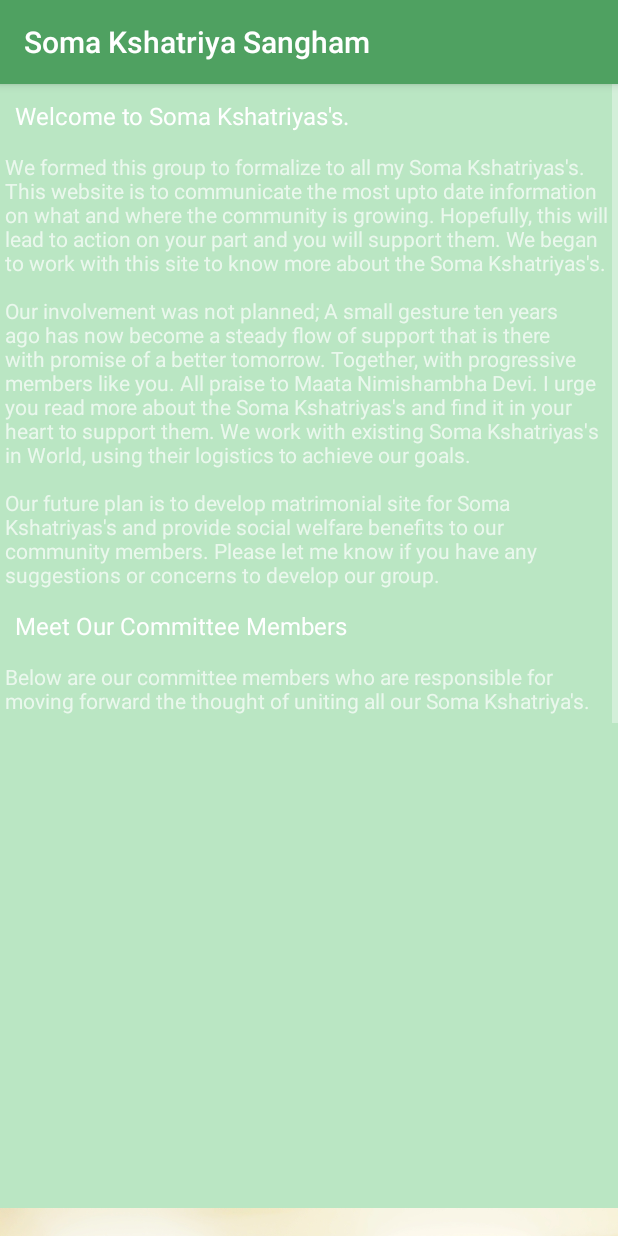
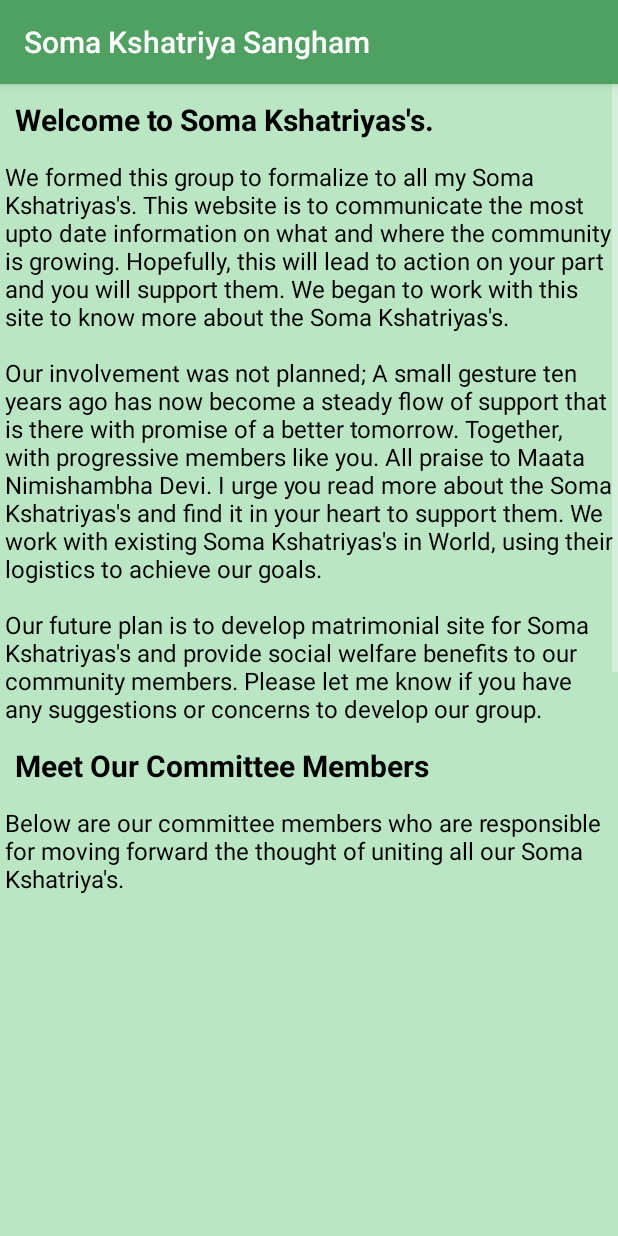
Before and after one commit to uma-samu/SomaKshatriyaSangam, an Android app: the AboutUsActivity screen opened directly, with no data from a screen before it, on a phone screen of 412 x 824 dp. Run offline under Robolectric (Android 15) with nearby library versions, the phone set to English and light mode, and no system bars.

Commit message:
Changed the font color

```diff
--- a/app/src/main/res/layout/activity_about_us.xml
+++ b/app/src/main/res/layout/activity_about_us.xml
@@ -19,7 +19,9 @@
                     android:paddingBottom="10dp"
                     android:paddingLeft="10dp"
                     android:paddingRight="10dp"
-                    android:textAppearance="@android:style/TextAppearance"
+                    android:textColor="@color/colorBlack"
+                    android:textSize="20sp"
+                    android:textStyle="bold"
                     android:text="Welcome to Soma Kshatriyas's."/>
             </TableRow>
             <TableRow>
@@ -28,6 +30,8 @@
                     android:layout_width="wrap_content"
                     android:layout_height="wrap_content"
                     android:padding="3dip"
+                    android:textColor="@color/colorBlack"
+                    android:textSize="16sp"
                     android:text="We formed this group to formalize to all my Soma Kshatriyas's. This website is to communicate the most upto date information on what and where the community is growing. Hopefully, this will lead to action on your part and you will support them. We began to work with this site to know more about the Soma Kshatriyas's.\n\nOur involvement was not planned; A small gesture ten years ago has now become a steady flow of support that is there with promise of a better tomorrow. Together, with progressive members like you. All praise to Maata Nimishambha Devi. I urge you read more about the Soma Kshatriyas's and find it in your heart to support them. We work with existing Soma Kshatriyas's in World, using their logistics to achieve our goals.\n\nOur future plan is to develop matrimonial site for Soma Kshatriyas's and provide social welfare benefits to our community members. Please let me know if you have any suggestions or concerns to develop our group." >
                 </TextView>
             </TableRow>
@@ -40,7 +44,9 @@
                     android:paddingBottom="10dp"
                     android:paddingLeft="10dp"
                     android:paddingRight="10dp"
-                    android:textAppearance="@android:style/TextAppearance"
+                    android:textColor="@color/colorBlack"
+                    android:textStyle="bold"
+                    android:textSize="20sp"
                     android:text="Meet Our Committee Members"/>
             </TableRow>
             <TableRow>
@@ -49,6 +55,8 @@
                     android:layout_width="wrap_content"
                     android:layout_height="wrap_content"
                     android:padding="3dip"
+                    android:textColor="@color/colorBlack"
+                    android:textSize="16sp"
                     android:text="Below are our committee members who are responsible for moving forward the thought of uniting all our Soma Kshatriya's." >
                 </TextView>
             </TableRow>
--- a/app/src/main/res/layout/activity_contact_us.xml
+++ b/app/src/main/res/layout/activity_contact_us.xml
@@ -19,7 +19,9 @@
                     android:paddingBottom="10dp"
                     android:paddingLeft="10dp"
                     android:paddingRight="10dp"
-                    android:textAppearance="@android:style/TextAppearance"
+                    android:textColor="@color/colorBlack"
+                    android:textSize="20sp"
+                    android:textStyle="bold"
                     android:text="Office Address"/>
             </TableRow>
             <TableRow>
--- a/app/src/main/res/layout/activity_home.xml
+++ b/app/src/main/res/layout/activity_home.xml
@@ -29,6 +29,8 @@
                     android:layout_width="wrap_content"
                     android:layout_height="wrap_content"
                     android:padding="3dip"
+                    android:textColor="@color/colorBlack"
+                    android:textSize="16sp"
                     android:text="Sri Soma Kshatriya Sangam group is to formalize all my Soma Kshatriya's. This group is to communicate the most upto date information on what and where the community is growing. Hopefully, this will lead to action on your part and you will support them.\n\nTo join this group, all you have to do is just send an email contactus@somakshatriyanakhas.org\n\nTo POST A MESSAGE to this forum by Email, send your contribution to: contactus@somakshatriyanakhas.org\n\nThanking you all.\n\n\n\nBest regards,\n\nOrganising Committee\n\n" >
                 </TextView>
             </TableRow>
--- a/app/src/main/res/layout/activity_listview.xml
+++ b/app/src/main/res/layout/activity_listview.xml
@@ -7,5 +7,6 @@
     android:layout_height="fill_parent"
     android:padding="10dip"
     android:textSize="16dip"
-    android:textStyle="bold" >
+    android:textStyle="bold"
+    android:textColor="@color/colorBlack">
 </TextView>
--- a/app/src/main/res/layout/activity_members.xml
+++ b/app/src/main/res/layout/activity_members.xml
@@ -13,7 +13,9 @@
         android:paddingBottom="10dp"
         android:paddingLeft="10dp"
         android:paddingRight="10dp"
-        android:textAppearance="@android:style/TextAppearance"
+        android:textColor="@color/colorBlack"
+        android:textSize="20sp"
+        android:textStyle="bold"
         android:text="Committee Members"/>
 
     <ListView
--- a/app/src/main/res/layout/activity_temples.xml
+++ b/app/src/main/res/layout/activity_temples.xml
@@ -13,7 +13,9 @@
         android:paddingBottom="10dp"
         android:paddingLeft="10dp"
         android:paddingRight="10dp"
-        android:textAppearance="@android:style/TextAppearance"
+        android:textColor="@color/colorBlack"
+        android:textSize="20sp"
+        android:textStyle="bold"
         android:text="Nimishamba Devi Temples"/>
 
     <ListView
```
Also changed, not shown: app/src/main/res/layout/activity_history.xml (+5 -1 lines), app/src/main/res/layout/activity_story.xml (+5 -1 lines).
